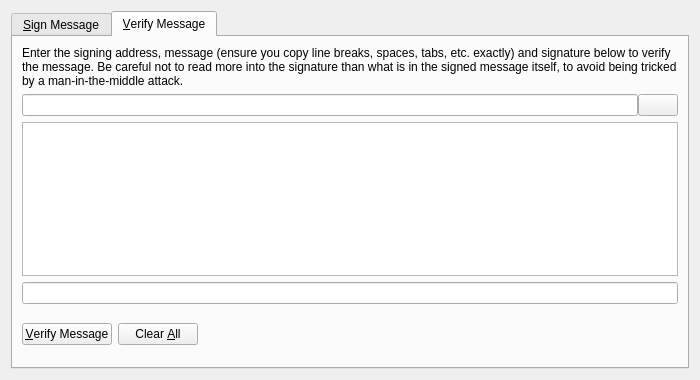
The window that src/qt/forms/signverifymessagedialog.ui (INTICOIN/INTICOIN) describes before a commit, drawn with Qt 5.
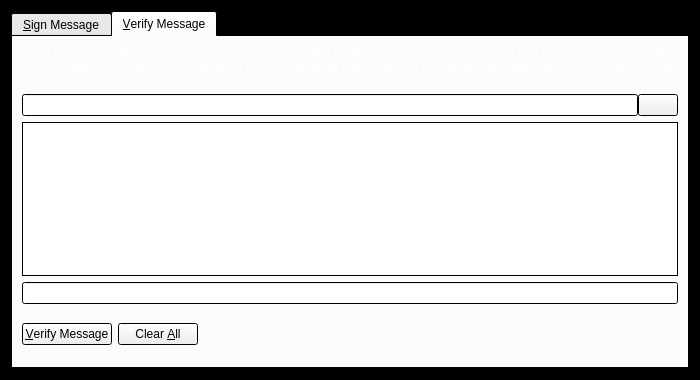
The same window after the commit. Icons and pictures are not drawn. Custom widgets are drawn as their Qt base class.

Patch:
```diff
--- a/src/qt/forms/signverifymessagedialog.ui
+++ b/src/qt/forms/signverifymessagedialog.ui
@@ -10,6 +10,70 @@
     <height>380</height>
    </rect>
   </property>
+  <property name="palette">
+   <palette>
+    <active>
+     <colorrole role="Base">
+      <brush brushstyle="SolidPattern">
+       <color alpha="255">
+        <red>255</red>
+        <green>255</green>
+        <blue>255</blue>
+       </color>
+      </brush>
+     </colorrole>
+     <colorrole role="Window">
+      <brush brushstyle="SolidPattern">
+       <color alpha="255">
+        <red>0</red>
+        <green>0</green>
+        <blue>0</blue>
+       </color>
+      </brush>
+     </colorrole>
+    </active>
+    <inactive>
+     <colorrole role="Base">
+      <brush brushstyle="SolidPattern">
+       <color alpha="255">
+        <red>255</red>
+        <green>255</green>
+        <blue>255</blue>
+       </color>
+      </brush>
+     </colorrole>
+     <colorrole role="Window">
+      <brush brushstyle="SolidPattern">
+       <color alpha="255">
+        <red>0</red>
+        <green>0</green>
+        <blue>0</blue>
+       </color>
+      </brush>
+     </colorrole>
+    </inactive>
+    <disabled>
+     <colorrole role="Base">
+      <brush brushstyle="SolidPattern">
+       <color alpha="255">
+        <red>0</red>
+        <green>0</green>
+        <blue>0</blue>
+       </color>
+      </brush>
+     </colorrole>
+     <colorrole role="Window">
+      <brush brushstyle="SolidPattern">
+       <color alpha="255">
+        <red>0</red>
+        <green>0</green>
+        <blue>0</blue>
+       </color>
+      </brush>
+     </colorrole>
+    </disabled>
+   </palette>
+  </property>
   <property name="windowTitle">
    <string>Signatures - Sign / Verify a Message</string>
   </property>
@@ -229,6 +293,43 @@
       <layout class="QVBoxLayout" name="verticalLayout_VM">
        <item>
         <widget class="QLabel" name="infoLabel_VM">
+         <property name="palette">
+          <palette>
+           <active>
+            <colorrole role="WindowText">
+             <brush brushstyle="SolidPattern">
+              <color alpha="255">
+               <red>255</red>
+               <green>255</green>
+               <blue>255</blue>
+              </color>
+             </brush>
+            </colorrole>
+           </active>
+           <inactive>
+            <colorrole role="WindowText">
+             <brush brushstyle="SolidPattern">
+              <color alpha="255">
+               <red>255</red>
+               <green>255</green>
+               <blue>255</blue>
+              </color>
+             </brush>
+            </colorrole>
+           </inactive>
+           <disabled>
+            <colorrole role="WindowText">
+             <brush brushstyle="SolidPattern">
+              <color alpha="255">
+               <red>120</red>
+               <green>120</green>
+               <blue>120</blue>
+              </color>
+             </brush>
+            </colorrole>
+           </disabled>
+          </palette>
+         </property>
          <property name="text">
           <string>Enter the signing address, message (ensure you copy line breaks, spaces, tabs, etc. exactly) and signature below to verify the message. Be careful not to read more into the signature than what is in the signed message itself, to avoid being tricked by a man-in-the-middle attack.</string>
          </property>
```
